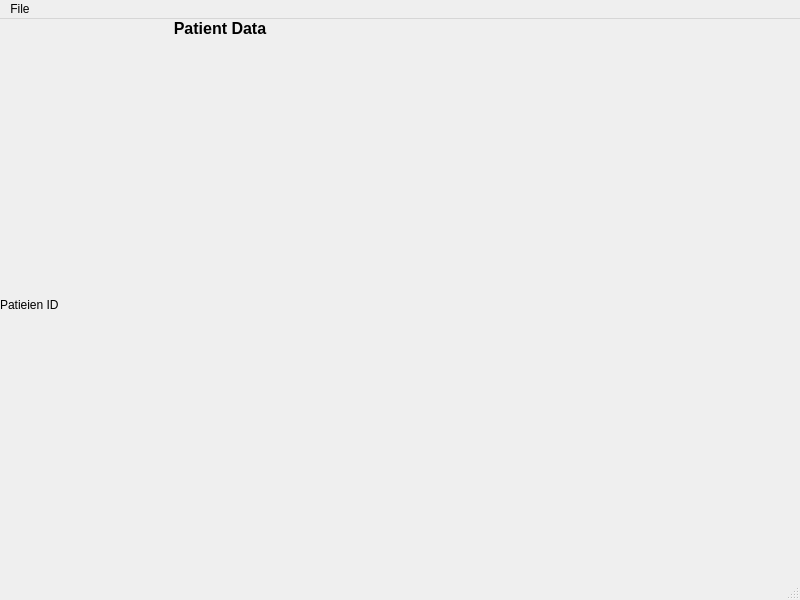
Before: the Qt Designer form mainwindow.ui in ggajda/Adapter-IM6, drawn with Qt 5.
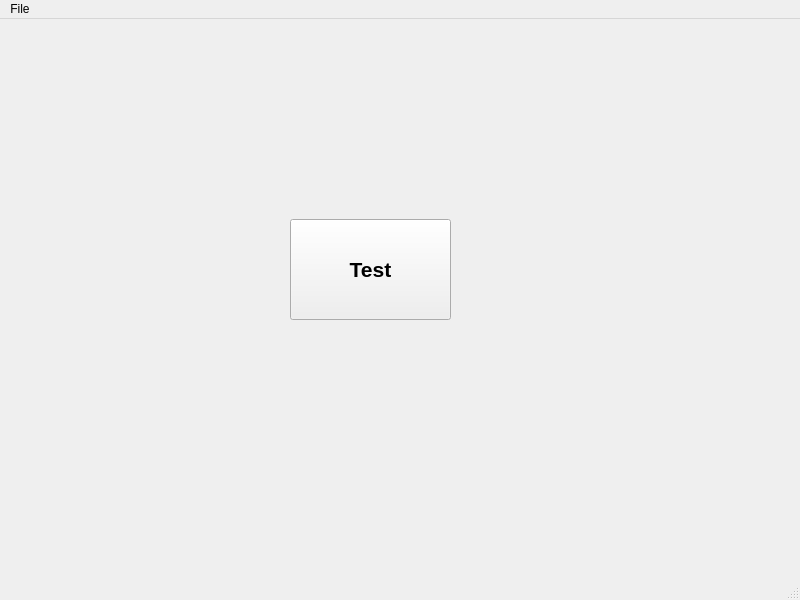
After: the same form once the commit is applied. Icons and pictures are not drawn.

Commit message: Btn class dev1 mode

The edit to the form file:
```diff
--- a/mainwindow.ui
+++ b/mainwindow.ui
@@ -21,41 +21,25 @@
     <normaloff>resources/favicon.ico</normaloff>resources/favicon.ico</iconset>
   </property>
   <widget class="QWidget" name="centralwidget">
-   <widget class="QWidget" name="horizontalLayoutWidget_2">
+   <widget class="QPushButton" name="pushButtonTest">
     <property name="geometry">
      <rect>
-      <x>0</x>
-      <y>0</y>
-      <width>291</width>
-      <height>571</height>
+      <x>290</x>
+      <y>200</y>
+      <width>161</width>
+      <height>101</height>
      </rect>
     </property>
-    <layout class="QHBoxLayout" name="horizontalLayout_2">
-     <item>
-      <widget class="QLabel" name="labelPatientID">
-       <property name="text">
-        <string>Patieien ID</string>
-       </property>
-      </widget>
-     </item>
-     <item>
-      <widget class="QLabel" name="labelPatient">
        <property name="font">
         <font>
-         <pointsize>12</pointsize>
+      <pointsize>16</pointsize>
          <weight>75</weight>
          <bold>true</bold>
         </font>
        </property>
        <property name="text">
-        <string>Patient Data</string>
-       </property>
-       <property name="alignment">
-        <set>Qt::AlignHCenter|Qt::AlignTop</set>
-       </property>
-      </widget>
-     </item>
-    </layout>
+     <string>Test</string>
+    </property>
    </widget>
   </widget>
   <widget class="QMenuBar" name="menubar">
```
Left out of the diff: 2 changed lines with no effect on the pictures. Lines whose indentation alone changed are shown as unchanged. The commit also changes 4 other files.
